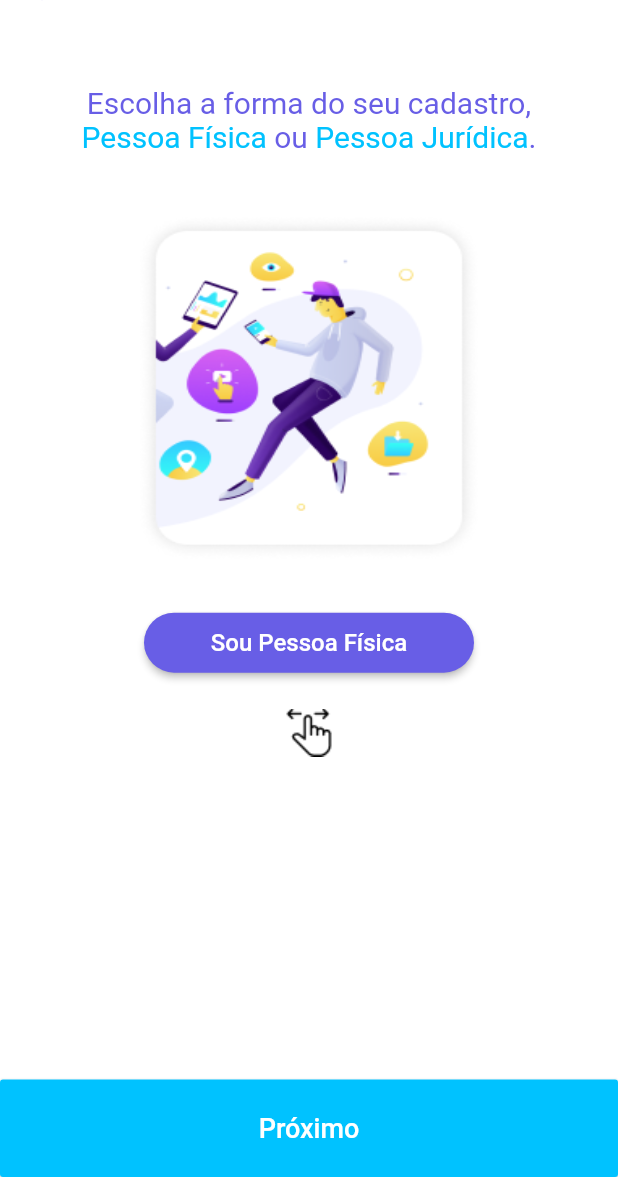
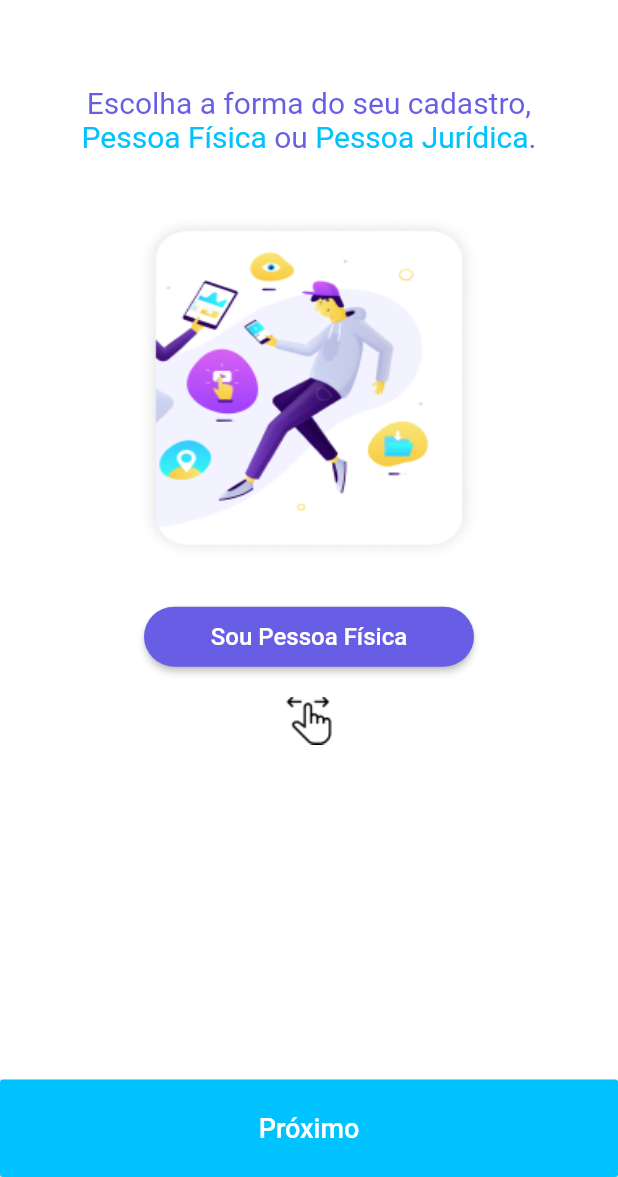
Before and after one commit to bbb159/jober-flutter, a Flutter app: the screen it shows after launch, after a tap on "Cadastrar", on a phone screen of 412 x 824 dp, the part 59-1236 px from its top. Run offline on Flutter 3.47's test engine with Material 2 defaults, Android fonts, the phone set to English and light mode, and no system bars; drawn by our look-alikes of carousel_slider; our stand-ins replace mask_text_input_formatter.

Commit message:
Created custom raised button

```diff
--- /dev/null
+++ b/lib/commons/widgets/custom_raised_button.dart
@@ -0,0 +1,52 @@
+import 'package:flutter/material.dart';
+
+class CustomRaisedButton extends StatelessWidget {
+  final double width;
+  final double height;
+  final Color bgColor;
+  final VoidCallback callback;
+  final String text;
+  final Color textColor;
+  final double textSize;
+  final FontWeight textWeigth;
+  final double borderRadius;
+  final Color borderColor;
+
+  const CustomRaisedButton(
+      {Key key,
+      this.width,
+      this.height,
+      this.bgColor,
+      this.callback,
+      this.text,
+      this.textColor,
+      this.textSize,
+      this.textWeigth,
+      this.borderRadius,
+      this.borderColor})
+      : super(key: key);
+
+  @override
+  Widget build(BuildContext context) {
+    return Container(
+      width: width,
+      height: height,
+      child: RaisedButton(
+        color: bgColor,
+        onPressed: callback,
+        child: Text(
+          text,
+          style: TextStyle(
+            color: textColor,
+            fontSize: textSize,
+            fontWeight: textWeigth,
+          ),
+        ),
+        shape: RoundedRectangleBorder(
+          borderRadius: BorderRadius.circular(borderRadius),
+          side: BorderSide(color: borderColor ?? Colors.transparent),
+        ),
+      ),
+    );
+  }
+}
--- a/lib/screens/home/home_screen.dart
+++ b/lib/screens/home/home_screen.dart
@@ -1,4 +1,5 @@
 import 'package:flutter/material.dart';
+import 'package:jober/commons/widgets/custom_raised_button.dart';
 import 'package:jober/screens/sign_in/sign_in.dart';
 import 'package:jober/screens/sign_up/person_type_screen.dart';
 import 'package:jober/utils/constants.dart';
@@ -61,52 +62,34 @@ class HomeScreen extends StatelessWidget {
                 child: Column(
                   children: <Widget>[
                     SizedBox(height: 60),
-                    Container(
+                    CustomRaisedButton(
                       width: 280,
                       height: 50,
-                      child: RaisedButton(
-                        padding: const EdgeInsets.symmetric(vertical: 15),
-                        color: kBlueDefaultColor,
-                        onPressed: () {
+                      bgColor: kBlueDefaultColor,
+                      callback: () {
                         Navigator.of(context).push(MaterialPageRoute(
                             builder: (context) => SignInScreen()));
                       },
-                        child: Text(
-                          'Entrar',
-                          style: TextStyle(
-                            color: Colors.white,
-                            fontSize: 16,
-                            fontWeight: FontWeight.w300,
-                          ),
-                        ),
-                        shape: RoundedRectangleBorder(
-                          borderRadius: BorderRadius.circular(50),
-                        ),
-                      ),
+                      text: 'Entrar',
+                      textColor: Colors.white,
+                      textSize: 16,
+                      textWeigth: FontWeight.w300,
+                      borderRadius: 50,
                     ),
                     SizedBox(height: 15),
-                    Container(
+                    CustomRaisedButton(
                       width: 280,
                       height: 50,
-                      child: RaisedButton(
-                        padding: const EdgeInsets.symmetric(vertical: 15),
-                        color: Colors.white,
-                        onPressed: () {
+                      bgColor: Colors.white,
+                      callback: () {
                         Navigator.of(context).push(MaterialPageRoute(
                             builder: (context) => PersonTypeScreen()));
                       },
-                        child: Text(
-                          'Cadastrar',
-                          style: TextStyle(
-                            color: Colors.black,
-                            fontSize: 16,
-                            fontWeight: FontWeight.w300,
-                          ),
-                        ),
-                        shape: RoundedRectangleBorder(
-                          borderRadius: BorderRadius.circular(50),
-                        ),
-                      ),
+                      text: 'Cadastrar',
+                      textColor: Colors.black,
+                      textSize: 16,
+                      textWeigth: FontWeight.w300,
+                      borderRadius: 50,
                     ),
                   ],
                 ),
--- a/lib/screens/sign_up/person_identifier_screen.dart
+++ b/lib/screens/sign_up/person_identifier_screen.dart
@@ -1,8 +1,5 @@
 import 'package:flutter/material.dart';
 import 'package:jober/commons/widgets/custom_app_bar.dart';
-import 'package:jober/screens/sign_in/sign_in.dart';
-import 'package:jober/screens/sign_up/email_password_screen.dart';
-import 'package:jober/bkp/name_and_birth_screen.dart';
 import 'package:jober/screens/sign_up/job_area_screen.dart';
 import 'package:jober/screens/sign_up/widgets/next_button.dart';
 import 'package:jober/screens/sign_up/widgets/text_form_field.dart';
--- a/lib/screens/sign_up/person_type_screen.dart
+++ b/lib/screens/sign_up/person_type_screen.dart
@@ -1,6 +1,7 @@
 import 'package:carousel_slider/carousel_slider.dart';
 import 'package:flutter/material.dart';
 import 'package:jober/commons/widgets/custom_app_bar.dart';
+import 'package:jober/commons/widgets/custom_raised_button.dart';
 import 'package:jober/screens/sign_up/person_identifier_screen.dart';
 import 'package:jober/screens/sign_up/widgets/next_button.dart';
 import 'package:jober/utils/constants.dart';
@@ -73,22 +74,17 @@ class _PersonTypeScreenState extends State<PersonTypeScreen> {
               ],
             ),
             SizedBox(height: 30),
-            ButtonTheme(
+            CustomRaisedButton(
+              width: 220,
               height: 40,
-              minWidth: 220,
-              child: RaisedButton(
-                onPressed: () {},
-                color: kPurpleDefaultColor,
-                shape: RoundedRectangleBorder(
-                  borderRadius: BorderRadius.circular(50),
-                ),
-                child: Text(
-                  personChoosed == 'PHYSICAL'
-                      ? 'Sou Pessoa Física'
-                      : 'Sou Pessoa Jurídica',
-                  style: TextStyle(color: Colors.white, fontSize: 16),
-                ),
-              ),
+              bgColor: kPurpleDefaultColor,
+              callback: () {},
+              text: personChoosed == 'PHYSICAL'
+                  ? 'Sou Pessoa Física'
+                  : 'Sou Pessoa Jurídica',
+              textColor: Colors.white,
+              textSize: 16,
+              borderRadius: 50,
             ),
             SizedBox(height: 20),
             Container(
@@ -108,20 +104,4 @@ class _PersonTypeScreenState extends State<PersonTypeScreen> {
       ),
     );
   }
-
-  Widget buildPersonTypeContainer({String imagePath, String personType}) {
-    return Container(
-      width: 230,
-      height: 300,
-      decoration: BoxDecoration(
-        borderRadius: BorderRadius.all(
-          Radius.circular(20),
-        ),
-      ),
-      child: Image.asset(
-        imagePath,
-        fit: BoxFit.fill,
-      ),
-    );
-  }
 }
```
Also changed, not shown: lib/screens/sign_in/sign_in.dart (+12 -23 lines), lib/screens/sign_up/sign_up_successfull_screen.dart (+23 -35 lines). Lines whose indentation alone changed are shown as unchanged.
